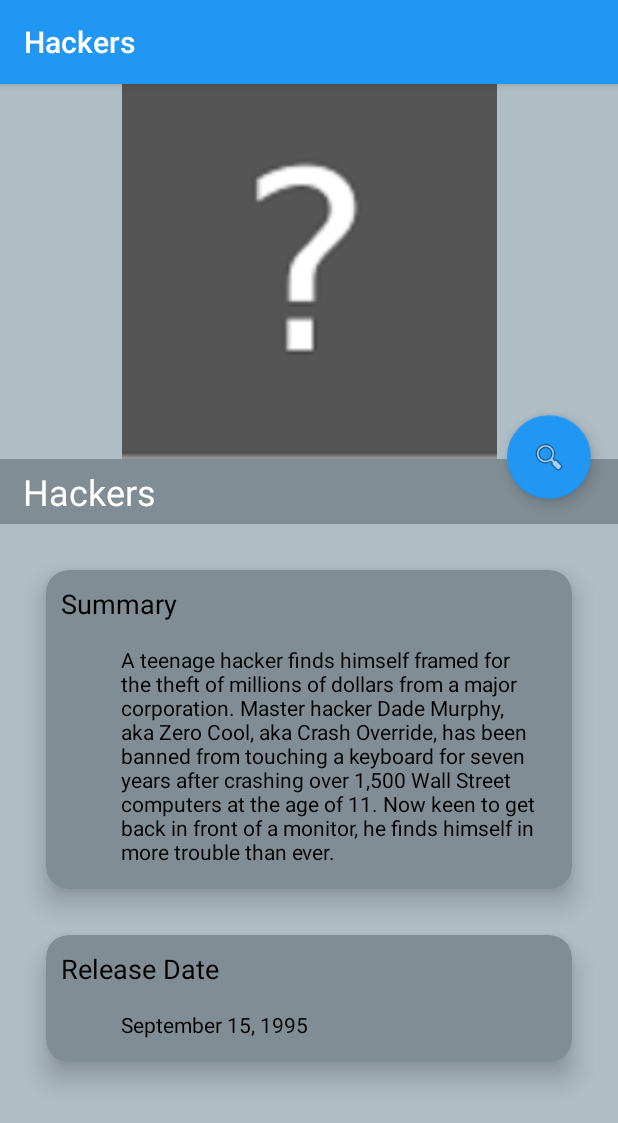
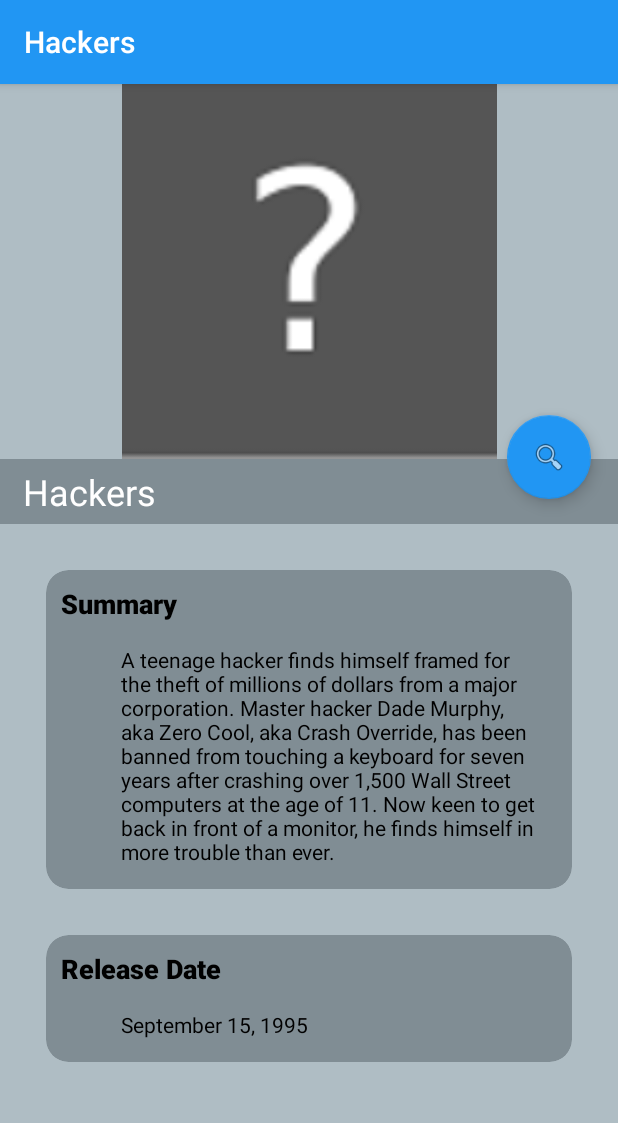
Before and after one commit to john-minney-iii/RW-BootCamp, an Android app: the screen it shows after launch (DetailActivity), after a tap on "Hackers", on a phone screen of 412 x 824 dp. Shown: the top 1123 px of the screen. Run offline under Robolectric (Android 15) with nearby library versions, the phone set to English and light mode, and no system bars; our stand-ins replace Picasso; pictures from the network do not load.

Commit message:
Moved Some Hardcoded Values into 'Values'

```diff
--- a/Week-4/MovieApp/app/src/main/java/com/minneydev/movieapp/data/MovieData.kt
+++ b/Week-4/MovieApp/app/src/main/java/com/minneydev/movieapp/data/MovieData.kt
@@ -175,20 +175,20 @@
         imdb = "https://www.imdb.com/title/tt2528814/"
     )
 
-    val pobw = Movie(
+    val grownUps = Movie(
         id = 111,
-        releaseDate = "September 21, 2012",
-        title = "The Perks of Being a Wallflower",
-        summary = "Socially awkward teen Charlie is a wallflower, always watching " +
-                "life from the sidelines, until two charismatic students become his mentors. " +
-                "Free-spirited Sam and her stepbrother Patrick help " +
-                "Charlie discover the joys of friendship, first love, music and more, while a " +
-                "teacher sparks Charlie's dreams of becoming a writer. However, as his new friends " +
-                "prepare to leave for college, Charlie's inner sadness threatens to shatter " +
-                "his newfound confidence.",
-        posterUrl = "https://images-na.ssl-images-amazon.com/images/I/51VnN-M3ljL._AC_.jpg",
-        bannerUrl = "https://the-perks.weebly.com/uploads/1/8/6/4/18648204/8067941_orig.jpeg",
-        imdb = "https://www.imdb.com/title/tt1659337/"
+        releaseDate = "June 25, 2010",
+        title = "Grown Ups",
+        summary = "A single man who drinks too much. A father with three daughters who he " +
+                "rarely sees. A guy who is overweight and unemployed. A hen-pecked househusband. " +
+                "A successful Hollywood agent married to a fashion designer. What do these " +
+                "five men have in common? They used to play for the same basketball team at " +
+                "school. Now their former coach has died, and they are reunited at his funeral. " +
+                "Will the group rediscover old bonds?",
+        posterUrl = "https://images-na.ssl-images-amazon.com/images/I/51HcBKjeLGL._AC_.jpg",
+        bannerUrl = "https://media.npr.org/assets/artslife/movies/2010/06/grown-ups/rock-james" +
+                "-spade-sandler_wide-db9843d629490fd662531e7266b7c2322e4227f1-s800-c85.jpg",
+        imdb = "https://www.imdb.com/title/tt1375670/"
     )
 
     val spiderman = Movie(
@@ -229,7 +229,7 @@
     fun getMoviesArray() : Array<Movie> {
         return arrayOf<Movie>(
             hackers, warGames, sandlot, bttf, tnes, lotr, tsn, fbdo, rpo, theDirt, gnd,
-            pobw, spiderman, gotg
+            grownUps, spiderman, gotg
         )
     }
 
--- a/Week-4/MovieApp/app/src/main/res/layout/activity_detail.xml
+++ b/Week-4/MovieApp/app/src/main/res/layout/activity_detail.xml
@@ -11,8 +11,9 @@
     <ImageView
         android:id="@+id/moviePoster"
         android:layout_width="0dp"
-        android:layout_height="250dp"
-        android:layout_marginBottom="607dp"
+        android:layout_height="@dimen/banner_height"
+        android:layout_marginBottom="@dimen/banner_bottom_margin"
+        android:contentDescription="@string/banner_descrip"
         app:layout_constraintBottom_toBottomOf="parent"
         app:layout_constraintEnd_toEndOf="parent"
         app:layout_constraintHorizontal_bias="0.0"
@@ -26,12 +27,13 @@
         android:layout_width="0dp"
         android:layout_height="wrap_content"
         android:background="@color/colorGreyDark"
-        android:paddingStart="15dp"
-        android:paddingTop="5dp"
-        android:paddingBottom="5dp"
-        android:text="TextView"
+        android:paddingStart="@dimen/movie_title_padding_start"
+        android:paddingTop="@dimen/movie_title_padding"
+        android:paddingEnd="@dimen/movie_title_padding"
+        android:paddingBottom="@dimen/movie_title_padding"
+        android:text="@string/placeholder"
         android:textColor="@android:color/white"
-        android:textSize="24sp"
+        android:textSize="@dimen/movie_title_size"
         app:layout_constraintEnd_toEndOf="parent"
         app:layout_constraintStart_toStartOf="parent"
         app:layout_constraintTop_toBottomOf="@+id/moviePoster" />
@@ -40,8 +42,8 @@
         android:id="@+id/searchMovieFab"
         android:layout_width="wrap_content"
         android:layout_height="wrap_content"
-        android:layout_marginEnd="2dp"
-        android:layout_marginBottom="8dp"
+        android:layout_marginEnd="@dimen/fab_end_margin"
+        android:layout_marginBottom="@dimen/fab_bottom_margin"
         android:background="@color/colorPrimary"
         android:clickable="true"
         app:backgroundTint="@color/colorPrimary"
@@ -51,7 +53,8 @@
         app:layout_constraintStart_toStartOf="parent"
         app:layout_constraintTop_toTopOf="parent"
         app:layout_constraintVertical_bias="0.961"
-        app:srcCompat="@android:drawable/ic_menu_search" />
+        app:srcCompat="@android:drawable/ic_menu_search"
+        android:focusable="true" />
 
     <androidx.recyclerview.widget.RecyclerView
         android:id="@+id/detailRecyclerView"
--- a/Week-4/MovieApp/app/src/main/res/layout/detail_card.xml
+++ b/Week-4/MovieApp/app/src/main/res/layout/detail_card.xml
@@ -5,14 +5,15 @@
     android:layout_height="wrap_content"
     android:layout_margin="15dp"
     app:cardBackgroundColor="@color/colorGreyDark"
-    app:cardCornerRadius="15dp"
-    app:cardElevation="10dp">
+    app:cardCornerRadius="@dimen/card_r"
+    app:cardElevation="@dimen/card_e">
 
     <TextView
         android:id="@+id/cardTitle"
         android:layout_width="wrap_content"
         android:layout_height="wrap_content"
         android:layout_margin="10dp"
+        android:fontFamily="sans-serif-black"
         android:text="TextView"
         android:textColor="@android:color/black"
         android:textSize="18sp" />
--- a/Week-4/MovieApp/app/src/main/res/layout/main_card.xml
+++ b/Week-4/MovieApp/app/src/main/res/layout/main_card.xml
@@ -5,8 +5,8 @@
     android:layout_width="wrap_content"
     android:layout_height="wrap_content"
     android:layout_margin="@dimen/card_margin"
-    app:cardCornerRadius="8dp"
-    app:cardElevation="10dp">
+    app:cardCornerRadius="@dimen/card_r"
+    app:cardElevation="@dimen/card_e">
 
     <LinearLayout
         android:id="@+id/move_card_linear_layout"
@@ -26,15 +26,16 @@
             android:layout_marginEnd="@dimen/poster_margin"
             android:layout_marginRight="@dimen/poster_margin"
             android:contentDescription="@string/poster"
-            app:srcCompat="@android:drawable/btn_star_big_on" />
+            app:srcCompat="@drawable/image_placeholder" />
 
         <TextView
             android:id="@+id/movieName"
             android:layout_width="match_parent"
             android:layout_height="wrap_content"
             android:layout_gravity="center"
-            android:background="@color/colorAccent"
+            android:background="@color/colorPrimary"
             android:gravity="center"
-            android:text="@string/placeholder" />
+            android:text="@string/placeholder"
+            android:textColor="@android:color/black" />
     </LinearLayout>
 </androidx.cardview.widget.CardView>
--- a/Week-4/MovieApp/app/src/main/res/values/dimens.xml
+++ b/Week-4/MovieApp/app/src/main/res/values/dimens.xml
@@ -5,5 +5,17 @@
     <dimen name="poster_margin">5dp</dimen>
     <dimen name="fab_margin">16dp</dimen>
 
-    <dimen name="banner_height">300dp</dimen>
+    <dimen name="movie_title_padding">5dp</dimen>
+    <dimen name="movie_title_size">24sp</dimen>
+    <dimen name="movie_title_padding_start">15dp</dimen>
+
+    <dimen name="fab_bottom_margin">8dp</dimen>
+    <dimen name="fab_end_margin">2dp</dimen>
+
+    <dimen name="banner_bottom_margin">607dp</dimen>
+    <dimen name="banner_height">250dp</dimen>
+
+    <dimen name="card_e">0dp</dimen>
+    <dimen name="card_r">15dp</dimen>
+
 </resources>
--- a/Week-4/MovieApp/app/src/main/res/values/strings.xml
+++ b/Week-4/MovieApp/app/src/main/res/values/strings.xml
@@ -3,14 +3,8 @@
     <string name="poster">Movie Poster</string>
     <string name="placeholder">Place Holder</string>
     <string name="title_activity_detail">DetailActivity</string>
-    <!-- Strings used for fragments for navigation -->
-    <string name="first_fragment_label">First Fragment</string>
-    <string name="second_fragment_label">Second Fragment</string>
-    <string name="next">Next</string>
-    <string name="previous">Previous</string>
 
-    <string name="hello_first_fragment">Hello first fragment</string>
-    <string name="hello_second_fragment">Hello second fragment. Arg: %1$s</string>
+    <string name="banner_descrip">Movie Banner</string>
 
     <string name="summary">Summary</string>
 </resources>
```
